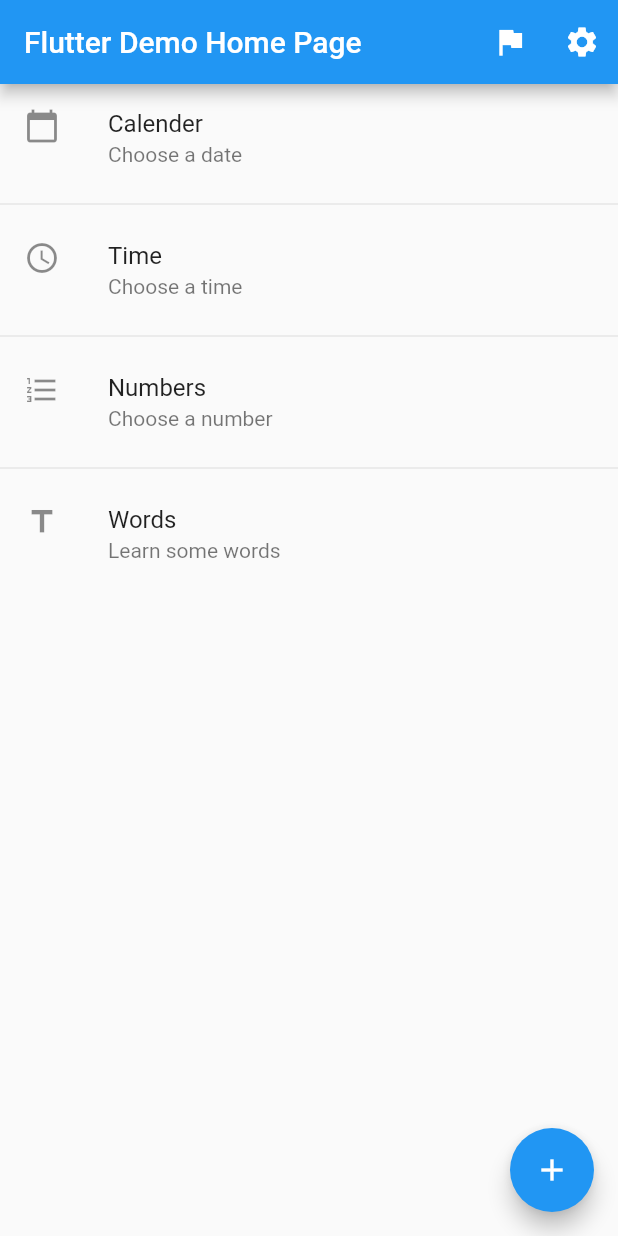
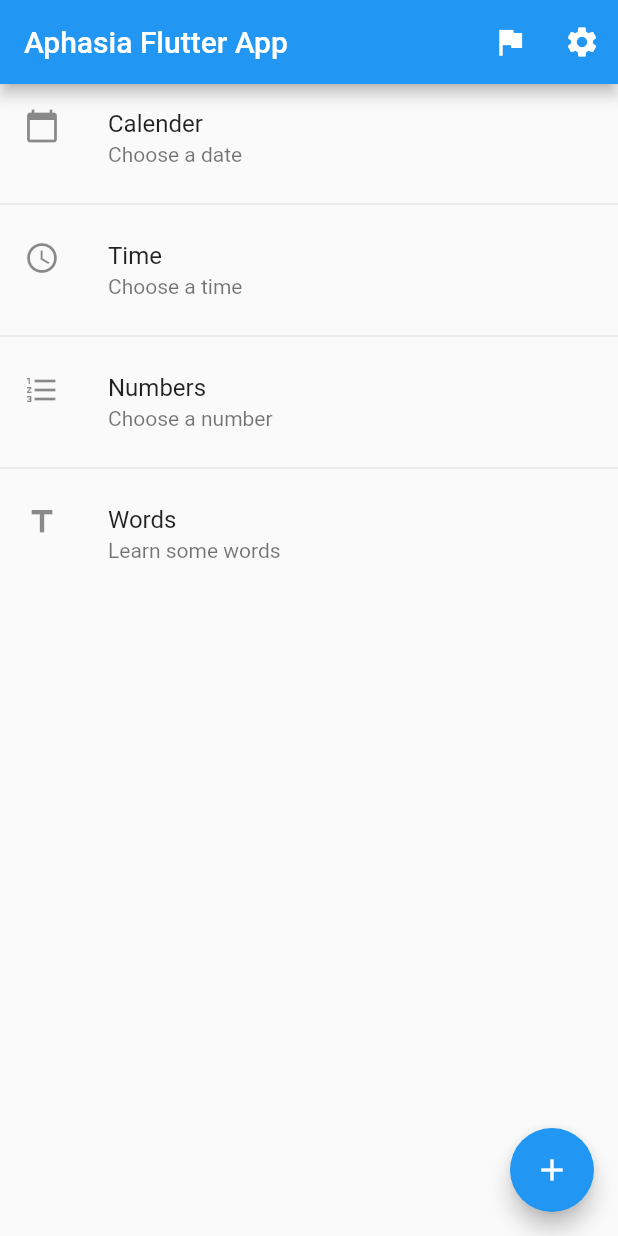
Before and after one commit to RaulSebastian/FlutterHackathonAphasia, a Flutter app: the screen it shows after launch, on a phone screen of 412 x 824 dp. Run offline on Flutter 3.47's test engine with Material 2 defaults, Android fonts, the phone set to English and light mode, and no system bars; missing offline and left inert: translator.

Commit message:
Moving AppBar

```diff
--- a/lib/main.dart
+++ b/lib/main.dart
@@ -1,4 +1,5 @@
 import 'package:flutter/material.dart';
+import 'package:flutter_hackathon_aphasia/MainAppBar.dart';
 import 'package:flutter_hackathon_aphasia/calendar.dart';
 import 'package:translator/translator.dart';
 
@@ -22,7 +23,7 @@ class MyApp extends StatelessWidget {
         // is not restarted.
         primarySwatch: Colors.blue,
       ),
-      home: MyHomePage(title: 'Flutter Demo Home Page'),
+      home: MyHomePage(title: 'Aphasia Flutter App'),
     );
   }
 }
```
Also changed, not shown: lib/MainAppBar.dart (added, +26 -0 lines).
